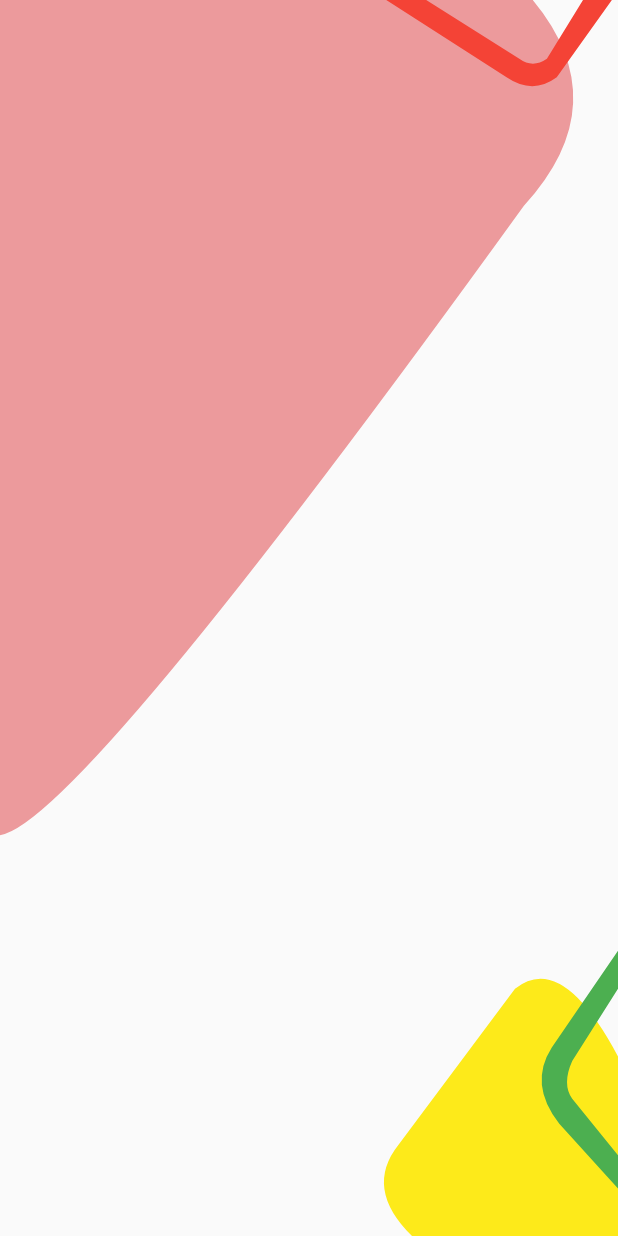
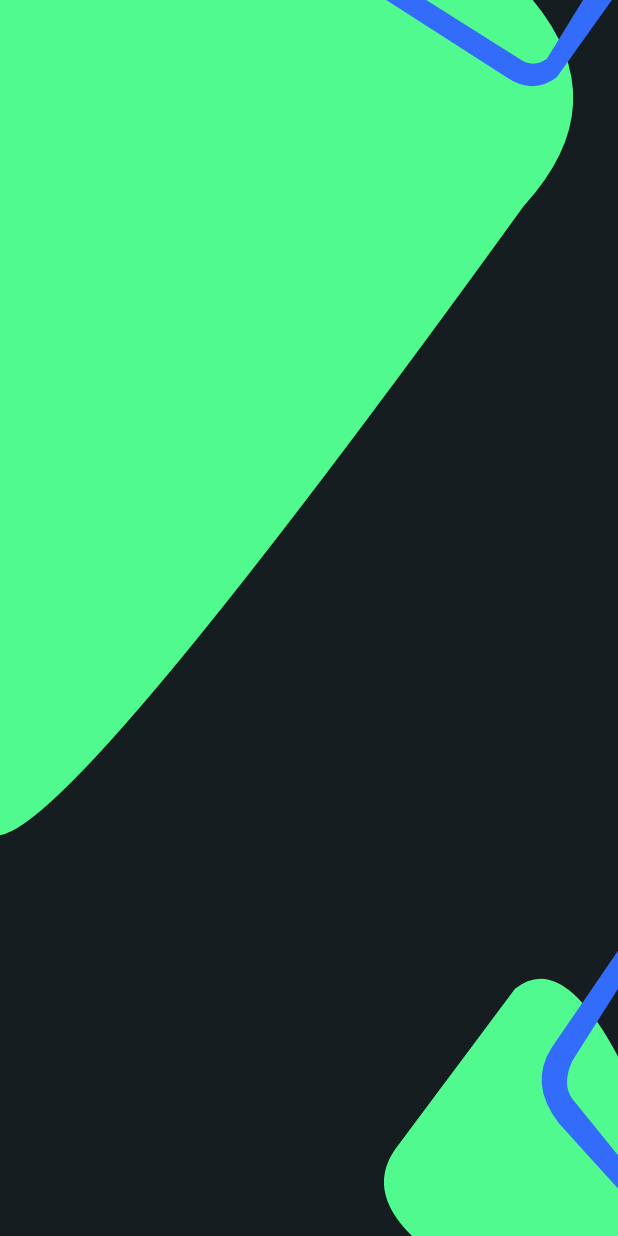
Before and after one commit to TanguAchilis/relevant_systems, a Flutter app: the screen it shows after launch, on a phone screen of 412 x 824 dp. Run offline on Flutter 3.47's test engine with Material 2 defaults, Android fonts, the phone set to English and light mode, and no system bars.

Commit message:
added background colors and clip path colors

```diff
--- a/lib/components/clippaths.dart
+++ b/lib/components/clippaths.dart
@@ -8,7 +8,8 @@ class TriangularPath extends StatelessWidget {
     return ClipPath(
       child: Container(
         height: MediaQuery.of(context).size.height,
-        decoration: BoxDecoration(color: Color.fromRGBO(236, 154, 156, 1)),
+      //  decoration: BoxDecoration(color: Color.fromRGBO(236, 154, 156, 1)),
+        decoration: BoxDecoration(color: Theme.of(context).primaryColor),
       ),
       clipper: TriangularPathWaveClipper(),
     );
@@ -21,7 +22,8 @@ class SemiTriangularPath extends StatelessWidget {
     return ClipPath(
       child: Container(
         height: MediaQuery.of(context).size.height,
-        decoration: BoxDecoration(color: Color.fromRGBO(253, 234, 26, 1)),
+
+        decoration: BoxDecoration(color: Theme.of(context).primaryColor),
       ),
       clipper: SemiTriangularPathWaveClipper(),
     );
@@ -34,7 +36,7 @@ class TopThinTriangularPath extends StatelessWidget {
     return ClipPath(
       child: Container(
         height: MediaQuery.of(context).size.height,
-        decoration: BoxDecoration(color: Colors.red),
+        decoration: BoxDecoration(color: Color(0xFF336BFA)),
       ),
       clipper: TopThinTriangularWaveClipper(),
     );
@@ -47,7 +49,7 @@ class BottomThinTriangularPath extends StatelessWidget {
     return ClipPath(
       child: Container(
         height: MediaQuery.of(context).size.height,
-        decoration: BoxDecoration(color: Colors.green),
+        decoration: BoxDecoration(color: Color(0xFF336BFA)),
       ),
       clipper: BottomThinTriangularPathWaveClipper(),
     );
--- a/lib/main.dart
+++ b/lib/main.dart
@@ -9,6 +9,13 @@ class MyApp extends StatelessWidget {
   Widget build(BuildContext context) {
     return MaterialApp(
       title: 'Flutter Demo',
+      debugShowCheckedModeBanner: false,
+      theme: ThemeData(
+        scaffoldBackgroundColor: Color(0XFF161d21),
+        primaryColorDark: Color(0XFF161d21),
+        primaryColor: Color(0xFF51fa8f),
+        accentColor: Color(0xFF51fa8f)
+      ),
 
       home: MyHomeSection()
     );
@@ -19,6 +26,7 @@ class MyHomeSection extends StatelessWidget{
   @override
   Widget build(BuildContext context){
     return Scaffold(
+
       body:Stack(
         children: <Widget>[
           TriangularPath(),
```
Also changed, not shown: pubspec.lock, 1 other file.
